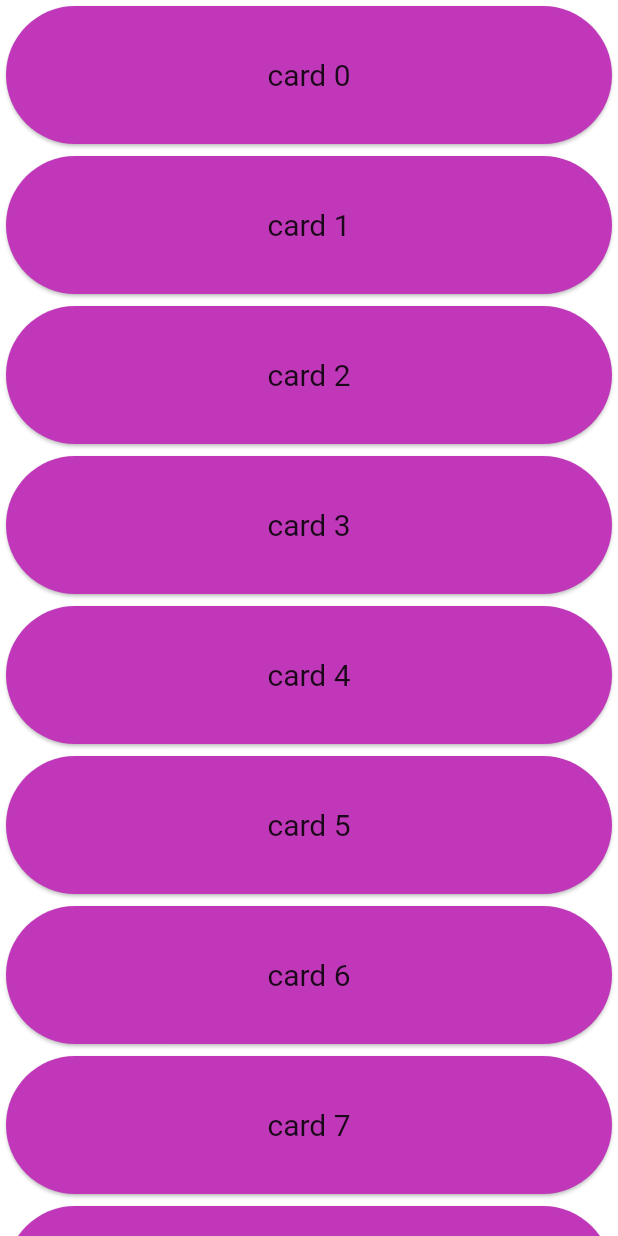
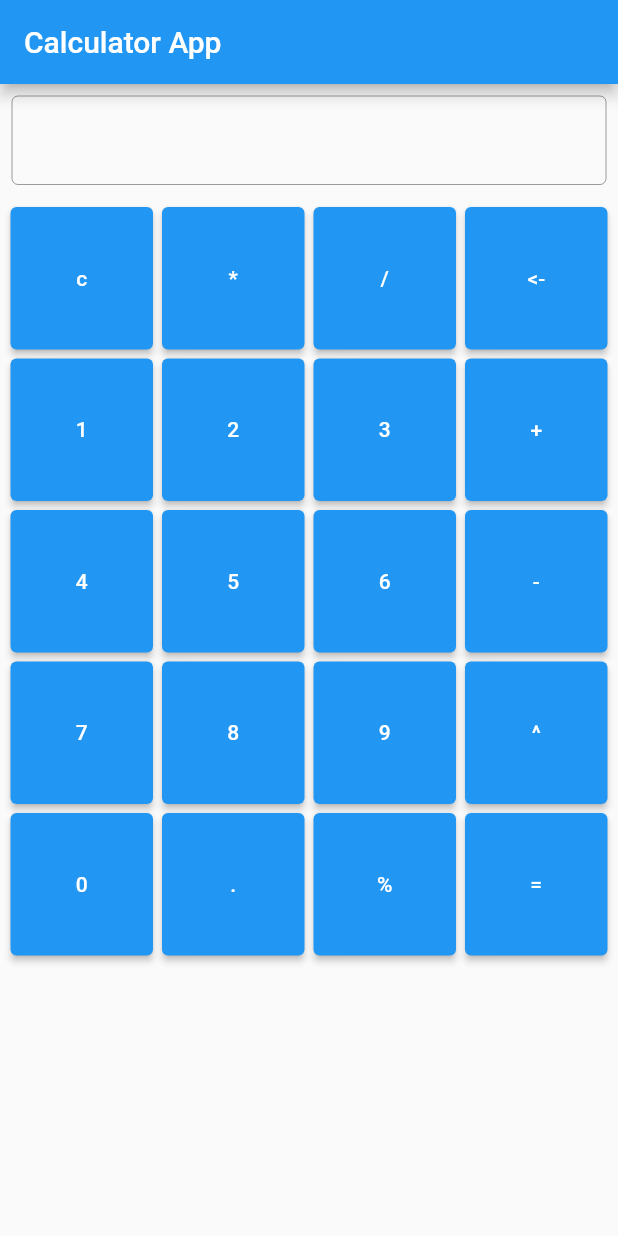
Before and after one commit to Prashidbhusal/Flutter_work, a Flutter app: the screen it shows after launch, on a phone screen of 412 x 824 dp. Run offline on Flutter 3.47's test engine with Material 2 defaults, Android fonts, the phone set to English and light mode, and no system bars; our stand-ins replace fluttertoast, motion_toast; missing offline and left inert: dropdown_plus.

Commit message:
calculator under cunstruction

```diff
--- /dev/null
+++ b/lib/Calculator.dart
@@ -0,0 +1,90 @@
+// ignore: file_names
+import 'package:flutter/material.dart';
+
+class Calculatorapp extends StatefulWidget {
+  const Calculatorapp({super.key});
+
+  @override
+  State<Calculatorapp> createState() => _CalculatorappState();
+}
+
+class _CalculatorappState extends State<Calculatorapp> {
+  final textcontroller = TextEditingController();
+  Widget _textfield() {
+    return Padding(
+      padding: const EdgeInsets.all(8.0),
+      child: SizedBox(
+          child: TextFormField(
+        textDirection: TextDirection.rtl,
+        keyboardType: TextInputType.number,
+        controller: textcontroller,
+        enabled: false,
+        decoration: const InputDecoration(
+          border: OutlineInputBorder(),
+        ),
+      )),
+    );
+  }
+
+  final List<String?> buttonname = [
+    "c",
+    "*",
+    "/",
+    "<-",
+    "1",
+    "2",
+    "3",
+    "+",
+    "4",
+    "5",
+    "6",
+    "-",
+    "7",
+    "8",
+    "9",
+    "^",
+    "0",
+    ".",
+    "%",
+    "="
+  ];
+  Widget _button(String name) {
+    return SizedBox(
+      height: 5,
+
+      child: ElevatedButton(
+        onPressed: () {
+          setState(() {});
+        },
+        child: Text(name),
+      ),
+    );
+  }
+
+  @override
+  Widget build(BuildContext context) {
+    return Scaffold(
+      appBar: AppBar(
+        title: const Text("Calculator App"),
+      ),
+      body: Column(
+        children: [
+          _textfield(),
+          Expanded(
+            child: GridView.count(
+              padding: const EdgeInsets.all(7),
+              crossAxisCount: 4,
+              mainAxisSpacing: 6,
+              crossAxisSpacing: 6,
+              children: [
+                for (int i = 0; i < buttonname.length; i++) ...{
+                  _button(buttonname[i]!)
+                }
+              ],
+            ),
+          )
+        ],
+      ),
+    );
+  }
+}
--- a/lib/CardScreen.dart
+++ b/lib/CardScreen.dart
@@ -1,5 +1,6 @@
 // ignore: file_names
 import 'package:flutter/material.dart';
+import 'package:motion_toast/motion_toast.dart';
 
 class CardScreen extends StatefulWidget {
   const CardScreen({super.key});
@@ -10,18 +11,23 @@ class CardScreen extends StatefulWidget {
 
 class _CardScreenState extends State<CardScreen> {
   Widget _cardwidget(String title) {
-    return SizedBox(
+    return GestureDetector(
+      onTap: () {
+        MotionToast.success(description: const Text('Okay Done'));
+      },
+      child: SizedBox(
         height: 100,
         width: double.infinity,
         child: Card(
-        color: Color.fromARGB(255, 192, 56, 185),
-        shape: RoundedRectangleBorder(borderRadius: BorderRadius.circular(100)),
+          color: Color.fromARGB(255, 189, 209, 5),
+          shape:
+              RoundedRectangleBorder(borderRadius: BorderRadius.circular(100)),
           child: Center(
             child: Text(
               title,
               style: const TextStyle(
                 fontSize: 20,
-
+              ),
             ),
           ),
         ),
@@ -34,7 +40,7 @@ class _CardScreenState extends State<CardScreen> {
     return SafeArea(
       child: SingleChildScrollView(
         child: Column(
-            children: [for (int i = 0; i <= 20; i++) _cardwidget("card $i")]),
+            children: [for (int i = 0; i <= 10; i++) _cardwidget("card $i")]),
       ),
     );
   }
--- a/pubspec.yaml
+++ b/pubspec.yaml
@@ -38,6 +38,7 @@ dependencies:
   cupertino_icons: ^1.0.2
   fluttertoast: ^8.1.1
   dropdown_plus: ^0.0.9
+  motion_toast: ^2.6.4
   # add this line to your dependenci
 dev_dependencies:
   flutter_test:
```
Also changed, not shown: lib/Gridscreen.dart (added, +40 -0 lines), lib/main.dart (+6 -1 lines), pubspec.lock. Lines whose indentation alone changed are shown as unchanged.
